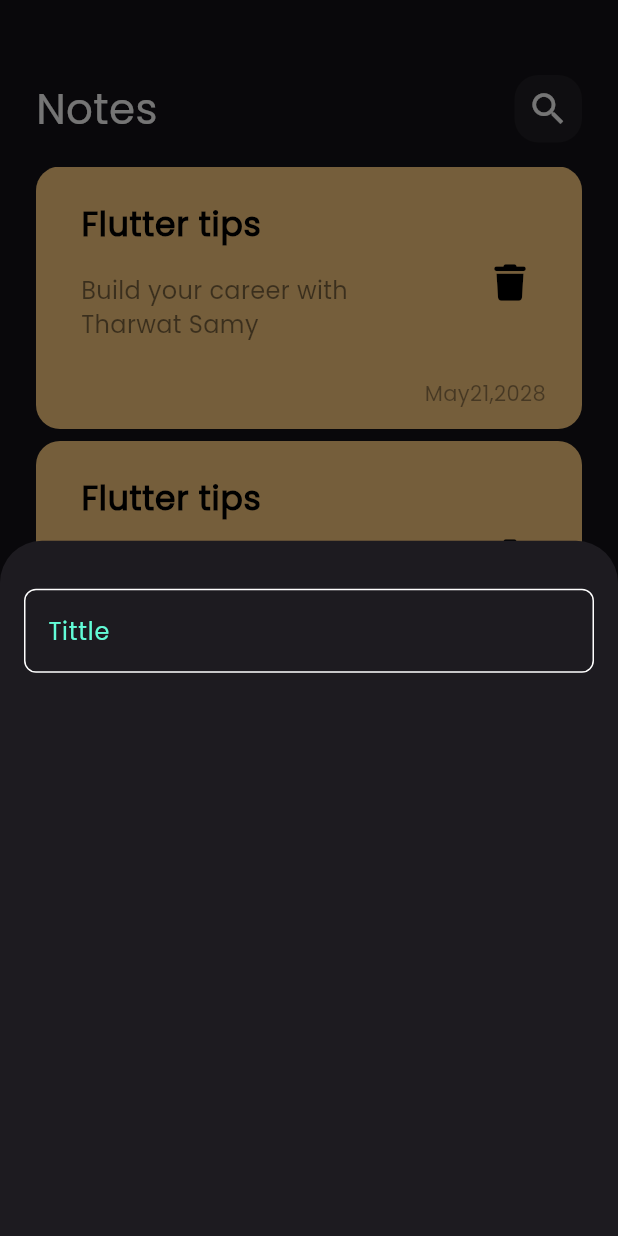
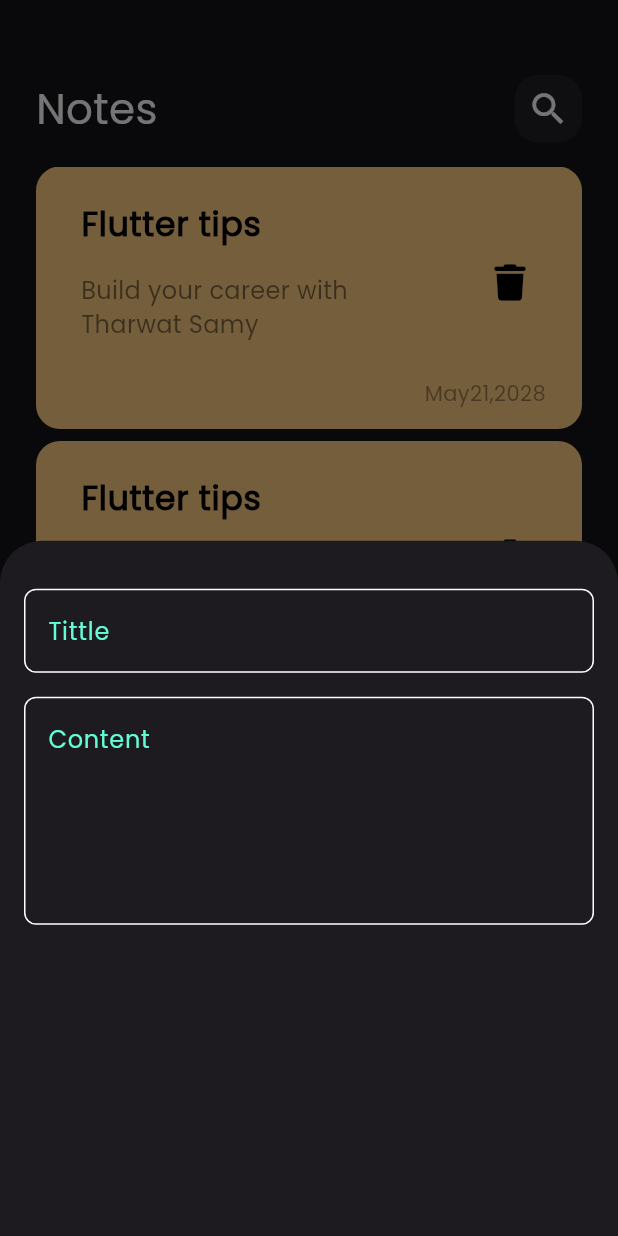
Before and after one commit to HeshamAhmed1004/note_app, a Flutter app: the screen it shows after launch, after a tap on the "add" icon, on a phone screen of 412 x 824 dp. Run offline on Flutter 3.47's test engine with Material 3 defaults, Android fonts, the phone set to English and light mode, and no system bars; our stand-ins replace font_awesome_flutter.

Commit message:
add fields to notes bottom sheet

```diff
--- a/lib/views/widgets/add_bottom_modal_sheet.dart
+++ b/lib/views/widgets/add_bottom_modal_sheet.dart
@@ -7,12 +7,19 @@ class AddBottomModalSheet extends StatelessWidget {
 
   @override
   Widget build(BuildContext context) {
-    return Padding(
-      padding: const EdgeInsets.symmetric(horizontal: 16),
-      child: const Column(
+    return const Padding(
+      padding: EdgeInsets.symmetric(horizontal: 16),
+      child: Column(
         children: [
           SizedBox(height: 32,),
-          CustomTextField(),
+          CustomTextField(
+            hint: 'Tittle',
+          ),
+          SizedBox(height: 16,),
+          CustomTextField(
+            hint: 'Content',
+            maxLines: 5,
+          ),
         ],
       ),
     );
--- a/lib/views/widgets/custom_text_field.dart
+++ b/lib/views/widgets/custom_text_field.dart
@@ -2,15 +2,19 @@ import 'package:flutter/material.dart';
 import 'package:note_app/constant.dart';
 
 class CustomTextField extends StatelessWidget {
-  const CustomTextField({super.key});
+  const CustomTextField({super.key, required this.hint, this.maxLines = 1});
+
+  final String hint;
+  final int maxLines;
 
   @override
   Widget build(BuildContext context) {
     return TextField(
+      maxLines: maxLines,
       cursorColor: kPrimaryColor,
       decoration: InputDecoration(
-        hintText: 'Tittle',
-        hintStyle: TextStyle(
+        hintText: hint,
+        hintStyle: const TextStyle(
           color: kPrimaryColor,
         ),
         border: buildBorder(),
@@ -20,11 +24,12 @@ class CustomTextField extends StatelessWidget {
     );
   }
 }
-OutlineInputBorder buildBorder([color]){
+
+OutlineInputBorder buildBorder([color]) {
   return OutlineInputBorder(
-  borderRadius: BorderRadius.circular(8),
+    borderRadius: BorderRadius.circular(8),
     borderSide: BorderSide(
       color: color ?? Colors.white,
     ),
-);
+  );
 }
```
